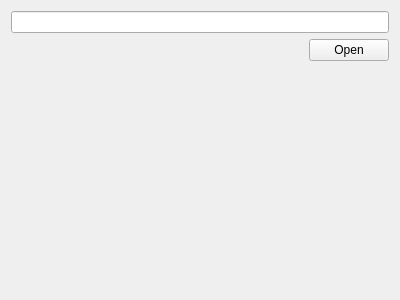
Before: the Qt Designer form graphics/property/pictureproperty.ui in keyanmca/DesktopLiveManager, drawn with Qt 5.
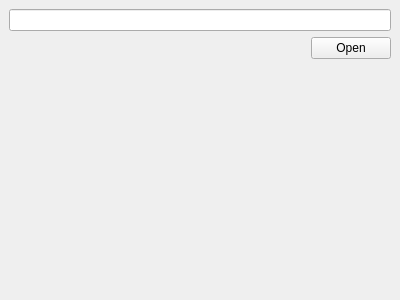
After: the same form once the commit is applied.

Commit message: changed setting view layout and fixed a few bugs

Patch:
```diff
--- a/graphics/property/pictureproperty.ui
+++ b/graphics/property/pictureproperty.ui
@@ -13,6 +13,36 @@
   <property name="windowTitle">
    <string>Form</string>
   </property>
+  <layout class="QVBoxLayout" name="verticalLayout_2">
+   <property name="leftMargin">
+    <number>0</number>
+   </property>
+   <property name="topMargin">
+    <number>0</number>
+   </property>
+   <property name="rightMargin">
+    <number>0</number>
+   </property>
+   <property name="bottomMargin">
+    <number>0</number>
+   </property>
+   <item>
+    <widget class="QScrollArea" name="scrollArea">
+     <property name="frameShape">
+      <enum>QFrame::NoFrame</enum>
+     </property>
+     <property name="widgetResizable">
+      <bool>true</bool>
+     </property>
+     <widget class="QWidget" name="scrollAreaWidgetContents">
+      <property name="geometry">
+       <rect>
+        <x>0</x>
+        <y>0</y>
+        <width>400</width>
+        <height>300</height>
+       </rect>
+      </property>
   <layout class="QVBoxLayout" name="verticalLayout">
    <item>
     <widget class="QLineEdit" name="p_url_"/>
@@ -49,10 +79,14 @@
      <property name="sizeHint" stdset="0">
       <size>
        <width>20</width>
-       <height>40</height>
+           <height>219</height>
       </size>
      </property>
     </spacer>
+       </item>
+      </layout>
+     </widget>
+    </widget>
    </item>
   </layout>
  </widget>
```
Lines whose indentation alone changed are shown as unchanged. The commit also changes 29 other files.
